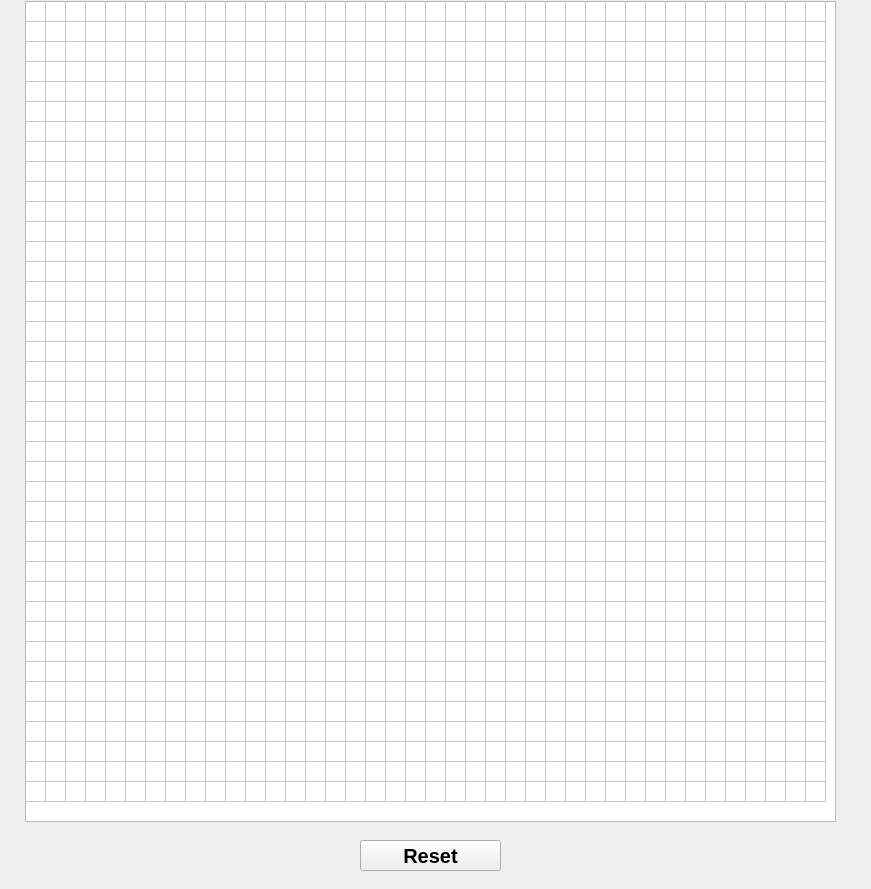
Above: Knights_Tour.ui from ugetko3d/Knights_Tour before the change. Below: the same form after it.
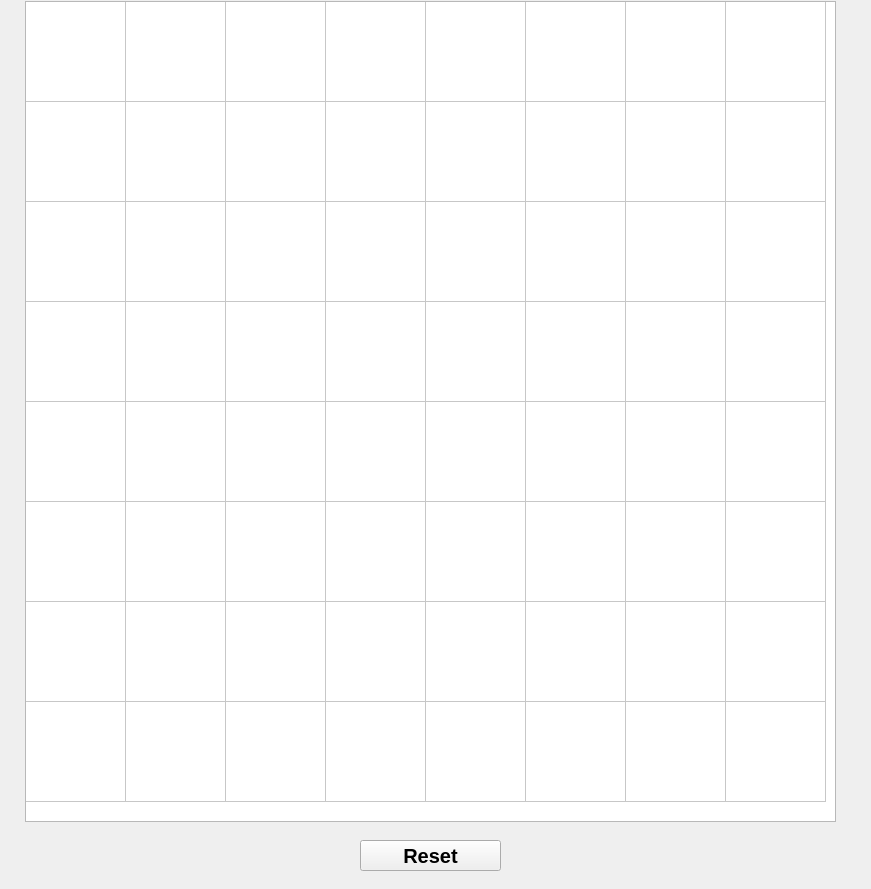
That is the form after the change.

```diff
--- a/Knights_Tour.ui
+++ b/Knights_Tour.ui
@@ -24,10 +24,10 @@
      </rect>
     </property>
     <property name="rowCount">
-     <number>40</number>
+     <number>8</number>
     </property>
     <property name="columnCount">
-     <number>40</number>
+     <number>8</number>
     </property>
     <attribute name="horizontalHeaderVisible">
      <bool>false</bool>
@@ -36,7 +36,7 @@
      <number>20</number>
     </attribute>
     <attribute name="horizontalHeaderDefaultSectionSize">
-     <number>20</number>
+     <number>100</number>
     </attribute>
     <attribute name="verticalHeaderVisible">
      <bool>false</bool>
@@ -45,7 +45,7 @@
      <number>20</number>
     </attribute>
     <attribute name="verticalHeaderDefaultSectionSize">
-     <number>20</number>
+     <number>100</number>
     </attribute>
     <row/>
     <row/>
@@ -55,70 +55,6 @@
     <row/>
     <row/>
     <row/>
-    <row/>
-    <row/>
-    <row/>
-    <row/>
-    <row/>
-    <row/>
-    <row/>
-    <row/>
-    <row/>
-    <row/>
-    <row/>
-    <row/>
-    <row/>
-    <row/>
-    <row/>
-    <row/>
-    <row/>
-    <row/>
-    <row/>
-    <row/>
-    <row/>
-    <row/>
-    <row/>
-    <row/>
-    <row/>
-    <row/>
-    <row/>
-    <row/>
-    <row/>
-    <row/>
-    <row/>
-    <row/>
-    <column/>
-    <column/>
-    <column/>
-    <column/>
-    <column/>
-    <column/>
-    <column/>
-    <column/>
-    <column/>
-    <column/>
-    <column/>
-    <column/>
-    <column/>
-    <column/>
-    <column/>
-    <column/>
-    <column/>
-    <column/>
-    <column/>
-    <column/>
-    <column/>
-    <column/>
-    <column/>
-    <column/>
-    <column/>
-    <column/>
-    <column/>
-    <column/>
-    <column/>
-    <column/>
-    <column/>
-    <column/>
     <column/>
     <column/>
     <column/>
```
